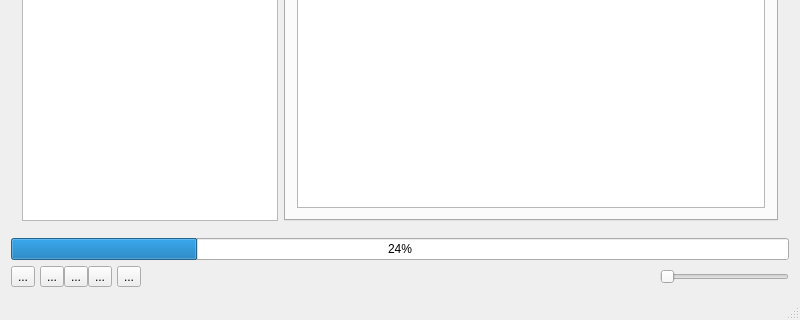
HankHenshaw/GameTree, file mainwindow.ui: the form before one commit; both pictures show x 0 to 800 and y 320 to 640 of the 800 by 640 pixel window.
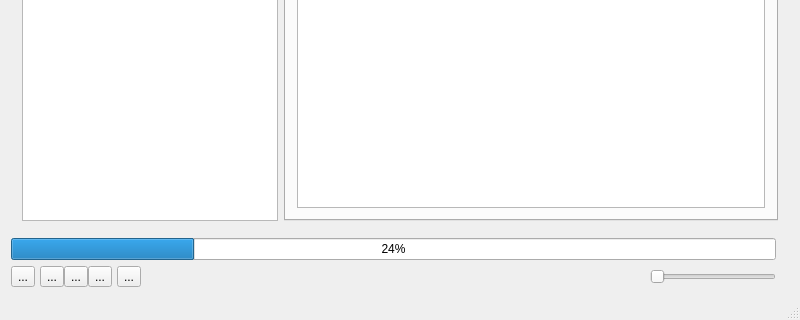
The form after the commit. Icons and pictures are not drawn.

```diff
--- a/mainwindow.ui
+++ b/mainwindow.ui
@@ -14,7 +14,7 @@
    <string>MainWindow</string>
   </property>
   <widget class="QWidget" name="centralWidget">
-   <layout class="QVBoxLayout" name="verticalLayout">
+   <layout class="QVBoxLayout" name="verticalLayout_4">
     <item>
      <spacer name="horizontalSpacer">
       <property name="orientation">
@@ -138,6 +138,10 @@
      </widget>
     </item>
     <item>
+     <layout class="QHBoxLayout" name="horizontalLayout_5">
+      <item>
+       <layout class="QVBoxLayout" name="verticalLayout">
+        <item>
      <widget class="QProgressBar" name="durationProgressBar">
       <property name="value">
        <number>24</number>
@@ -259,6 +263,17 @@
      </layout>
     </item>
    </layout>
+      </item>
+      <item>
+       <widget class="QLabel" name="coverLabel">
+        <property name="text">
+         <string/>
+        </property>
+       </widget>
+      </item>
+     </layout>
+    </item>
+   </layout>
   </widget>
   <widget class="QMenuBar" name="menuBar">
    <property name="geometry">
```
Left out of the diff: 34 changed lines with no effect on the pictures. Lines whose indentation alone changed are shown as unchanged.
